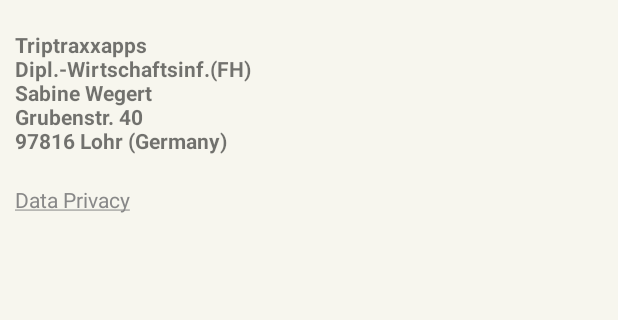
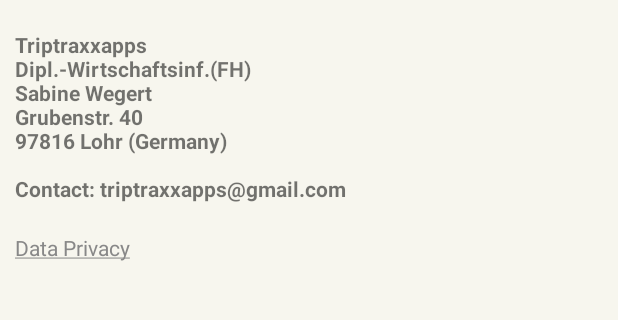
Before and after one commit to triptraxxapps/list, an Android app: the About screen opened directly, with no data from a screen before it, on a phone screen of 412 x 824 dp, the part 400-720 px from its top. Run offline under Robolectric (Android 15) with nearby library versions, the phone set to English and light mode, and no system bars.

Commit message:
WidgetService startet nur zum Durchstreichen der Items - Kontakt in About hinzu

```diff
--- a/app/src/main/java/com/triptraxxapps/list/widget/WidgetService.java
+++ b/app/src/main/java/com/triptraxxapps/list/widget/WidgetService.java
@@ -11,6 +11,7 @@ import android.content.Intent;
 import android.os.Build;
 import android.os.Bundle;
 import android.os.IBinder;
+import android.util.Log;
 
 import androidx.core.app.NotificationCompat;
 
@@ -72,6 +73,7 @@ public class WidgetService extends Service {
             }
         }
         updateWidget();
+        stopSelf();
     }
 
     private void updateWidget(){
@@ -81,4 +83,5 @@ public class WidgetService extends Service {
         intent.putExtra(AppWidgetManager.EXTRA_APPWIDGET_IDS,ids);
         sendBroadcast(intent);
     }
+
 }
--- a/app/src/main/res/values/strings.xml
+++ b/app/src/main/res/values/strings.xml
@@ -40,7 +40,7 @@
 
     <string name="about_title">About List</string>
     <string name="about_text">List is a free of charge and ad-free Android app.\nDeveloped by:</string>
-    <string name="about_address">Triptraxxapps\nDipl.-Wirtschaftsinf.(FH)\nSabine Wegert\nGrubenstr. 40\n97816 Lohr (Germany)</string>
+    <string name="about_address">Triptraxxapps\nDipl.-Wirtschaftsinf.(FH)\nSabine Wegert\nGrubenstr. 40\n97816 Lohr (Germany)\n\nContact: triptraxxapps@gmail.com</string>
     <string name="privacy_link"><a href="https://drive.google.com/open?id=1NHaG8rJahBeYEijj77QmXTnnh8ud0djy">Data Privacy</a></string>
 
 
```
Also changed, not shown: 1 other file.
